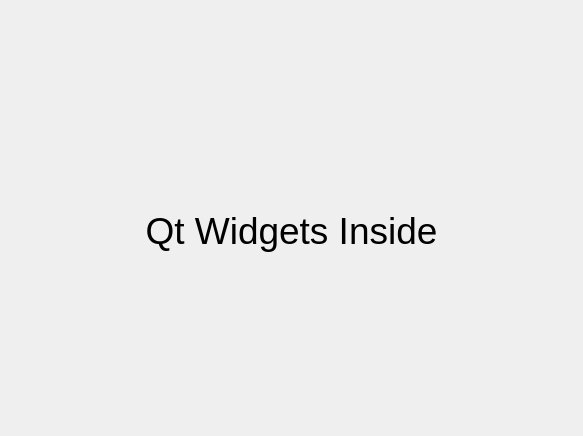
Before: the Qt Designer form StarRailToolDesktop/forms/MainWindow.ui in hajimeru/StarRailTool, drawn with Qt 5.
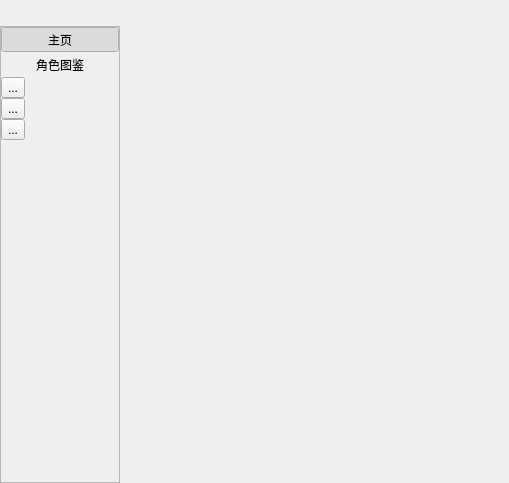
After: the same form once the commit is applied. Icons and pictures are not drawn.

Diff of the .ui file:
```diff
--- a/StarRailToolDesktop/forms/MainWindow.ui
+++ b/StarRailToolDesktop/forms/MainWindow.ui
@@ -6,8 +6,8 @@
    <rect>
     <x>0</x>
     <y>0</y>
-    <width>583</width>
-    <height>436</height>
+    <width>509</width>
+    <height>483</height>
    </rect>
   </property>
   <property name="styleSheet">
@@ -52,7 +52,7 @@
   color: &quot;#fefefe&quot;;
 }</string>
   </property>
-  <layout class="QGridLayout" name="gridLayout">
+  <layout class="QGridLayout" name="gridLayout_2">
    <property name="leftMargin">
     <number>0</number>
    </property>
@@ -69,6 +69,8 @@
     <number>0</number>
    </property>
    <item row="0" column="0">
+    <layout class="QHBoxLayout" name="horizontalLayout">
+     <item>
     <spacer name="horizontalSpacer">
      <property name="orientation">
       <enum>Qt::Horizontal</enum>
@@ -81,7 +83,85 @@
      </property>
     </spacer>
    </item>
-   <item row="0" column="3">
+     <item>
+      <widget class="QPushButton" name="minimizeButton">
+       <property name="sizePolicy">
+        <sizepolicy hsizetype="Fixed" vsizetype="Fixed">
+         <horstretch>0</horstretch>
+         <verstretch>0</verstretch>
+        </sizepolicy>
+       </property>
+       <property name="minimumSize">
+        <size>
+         <width>45</width>
+         <height>26</height>
+        </size>
+       </property>
+       <property name="maximumSize">
+        <size>
+         <width>45</width>
+         <height>26</height>
+        </size>
+       </property>
+       <property name="focusPolicy">
+        <enum>Qt::NoFocus</enum>
+       </property>
+       <property name="contextMenuPolicy">
+        <enum>Qt::NoContextMenu</enum>
+       </property>
+       <property name="toolTip">
+        <string>Minimize</string>
+       </property>
+       <property name="icon">
+        <iconset resource="../StarRailToolDesktop.qrc">
+         <normaloff>:/asset/icon/minimize-button1.png</normaloff>:/asset/icon/minimize-button1.png</iconset>
+       </property>
+       <property name="iconSize">
+        <size>
+         <width>34</width>
+         <height>26</height>
+        </size>
+       </property>
+      </widget>
+     </item>
+     <item>
+      <widget class="QPushButton" name="maximizeButton">
+       <property name="sizePolicy">
+        <sizepolicy hsizetype="Fixed" vsizetype="Fixed">
+         <horstretch>0</horstretch>
+         <verstretch>0</verstretch>
+        </sizepolicy>
+       </property>
+       <property name="minimumSize">
+        <size>
+         <width>45</width>
+         <height>26</height>
+        </size>
+       </property>
+       <property name="maximumSize">
+        <size>
+         <width>45</width>
+         <height>26</height>
+        </size>
+       </property>
+       <property name="focusPolicy">
+        <enum>Qt::NoFocus</enum>
+       </property>
+       <property name="contextMenuPolicy">
+        <enum>Qt::NoContextMenu</enum>
+       </property>
+       <property name="toolTip">
+        <string>Maximize</string>
+       </property>
+       <property name="iconSize">
+        <size>
+         <width>34</width>
+         <height>26</height>
+        </size>
+       </property>
+      </widget>
+     </item>
+     <item>
     <widget class="QPushButton" name="closeButton">
      <property name="sizePolicy">
       <sizepolicy hsizetype="Fixed" vsizetype="Fixed">
@@ -110,6 +190,10 @@
      <property name="toolTip">
       <string>Close</string>
      </property>
+       <property name="icon">
+        <iconset resource="../StarRailToolDesktop.qrc">
+         <normaloff>:/asset/icon/close-button1.png</normaloff>:/asset/icon/close-button1.png</iconset>
+       </property>
      <property name="iconSize">
       <size>
        <width>34</width>
@@ -118,95 +202,274 @@
      </property>
     </widget>
    </item>
+    </layout>
+   </item>
+   <item row="1" column="0">
+    <layout class="QGridLayout" name="gridLayout">
+     <property name="spacing">
+      <number>0</number>
+     </property>
    <item row="0" column="2">
-    <widget class="QPushButton" name="maximizeButton">
+      <widget class="QStackedWidget" name="stackedWidget"/>
+     </item>
+     <item row="0" column="0">
+      <widget class="QScrollArea" name="scrollArea">
      <property name="sizePolicy">
-      <sizepolicy hsizetype="Fixed" vsizetype="Fixed">
+        <sizepolicy hsizetype="Expanding" vsizetype="Expanding">
        <horstretch>0</horstretch>
        <verstretch>0</verstretch>
       </sizepolicy>
      </property>
      <property name="minimumSize">
       <size>
-       <width>45</width>
-       <height>26</height>
+         <width>120</width>
+         <height>0</height>
       </size>
      </property>
      <property name="maximumSize">
       <size>
-       <width>45</width>
-       <height>26</height>
-      </size>
-     </property>
-     <property name="focusPolicy">
-      <enum>Qt::NoFocus</enum>
-     </property>
-     <property name="contextMenuPolicy">
-      <enum>Qt::NoContextMenu</enum>
-     </property>
-     <property name="toolTip">
-      <string>Maximize</string>
-     </property>
-     <property name="iconSize">
+         <width>120</width>
+         <height>16777215</height>
+        </size>
+       </property>
+       <property name="styleSheet">
+        <string notr="true">QScrollBar:vertical
+{
+  width: 4px;
+  border:0px solid;
+  border-radius: 2px;
+  margin: 0px,0px,0px,0px;
+  background-color: transparent;
+  background:#F5F5F5;
+}
+ 
+QScrollBar:vertical:hover
+{
+  width: 4px;
+  border:0px solid;
+  margin: 0px,0px,0px,0px;
+  background:#F5F5F5;
+}
+ 
+QScrollBar::handle:vertical
+{
+  width:4px;
+  background:#E1E1E1;
+  border-radius: 2px;
+  height: 40px;
+  
+}
+ 
+QScrollBar::handle:vertical:hover
+{
+  background:#E1E1E1;
+  border-radius: 2px;
+}
+ 
+QScrollBar::add-line:vertical
+{
+  height:11px;
+  background-color: transparent;
+  subcontrol-position:bottom;
+  border:0px solid;
+  border-radius: 2px;
+ 
+}
+QScrollBar::sub-line:vertical
+{
+  height:11px;
+  background-color: transparent;
+  subcontrol-position:top;
+  border:0px solid;
+  border-radius: 2px;
+}
+ 
+QScrollBar::add-page:vertical
+{
+  background-color: #F5F5F5;
+  border:0px solid;
+  border-radius: 2px;
+}
+ 
+QScrollBar::sub-page:vertical
+{
+  background-color: #F5F5F5;
+  border:0px solid;
+  border-radius: 2px;
+}
+ 
+QScrollBar::up-arrow:vertical{
+  border:0px solid;
+  border-radius: 3px;
+}
+ 
+QScrollBar::down-arrow:vertical {
+  border:0px solid;
+  border-radius: 3px;
+}</string>
+       </property>
+       <property name="frameShape">
+        <enum>QFrame::StyledPanel</enum>
+       </property>
+       <property name="frameShadow">
+        <enum>QFrame::Sunken</enum>
+       </property>
+       <property name="lineWidth">
+        <number>0</number>
+       </property>
+       <property name="horizontalScrollBarPolicy">
+        <enum>Qt::ScrollBarAlwaysOff</enum>
+       </property>
+       <property name="widgetResizable">
+        <bool>true</bool>
+       </property>
+       <widget class="QWidget" name="scrollAreaWidgetContents">
+        <property name="geometry">
+         <rect>
+          <x>0</x>
+          <y>0</y>
+          <width>118</width>
+          <height>451</height>
+         </rect>
+        </property>
+        <property name="sizePolicy">
+         <sizepolicy hsizetype="Preferred" vsizetype="Preferred">
+          <horstretch>0</horstretch>
+          <verstretch>0</verstretch>
+         </sizepolicy>
+        </property>
+        <layout class="QVBoxLayout" name="verticalLayout_2">
+         <property name="spacing">
+          <number>0</number>
+         </property>
+         <property name="leftMargin">
+          <number>0</number>
+         </property>
+         <property name="topMargin">
+          <number>0</number>
+         </property>
+         <property name="rightMargin">
+          <number>0</number>
+         </property>
+         <property name="bottomMargin">
+          <number>0</number>
+         </property>
+         <item>
+          <widget class="QToolButton" name="toolButton">
+           <property name="sizePolicy">
+            <sizepolicy hsizetype="MinimumExpanding" vsizetype="Fixed">
+             <horstretch>0</horstretch>
+             <verstretch>0</verstretch>
+            </sizepolicy>
+           </property>
+           <property name="text">
+            <string>主页</string>
+           </property>
+           <property name="icon">
+            <iconset>
+             <normaloff>:/icon/asset/icon/maximize-button2.png</normaloff>:/icon/asset/icon/maximize-button2.png</iconset>
+           </property>
+           <property name="checkable">
+            <bool>true</bool>
+           </property>
+           <property name="checked">
+            <bool>true</bool>
+           </property>
+           <property name="autoExclusive">
+            <bool>true</bool>
+           </property>
+           <property name="toolButtonStyle">
+            <enum>Qt::ToolButtonTextBesideIcon</enum>
+           </property>
+           <property name="autoRaise">
+            <bool>true</bool>
+           </property>
+          </widget>
+         </item>
+         <item>
+          <widget class="QToolButton" name="toolButton2">
+           <property name="sizePolicy">
+            <sizepolicy hsizetype="MinimumExpanding" vsizetype="Fixed">
+             <horstretch>0</horstretch>
+             <verstretch>0</verstretch>
+            </sizepolicy>
+           </property>
+           <property name="text">
+            <string>角色图鉴</string>
+           </property>
+           <property name="icon">
+            <iconset>
+             <normaloff>:/icon/asset/icon/maximize-button2.png</normaloff>:/icon/asset/icon/maximize-button2.png</iconset>
+           </property>
+           <property name="checkable">
+            <bool>true</bool>
+           </property>
+           <property name="autoExclusive">
+            <bool>true</bool>
+           </property>
+           <property name="toolButtonStyle">
+            <enum>Qt::ToolButtonTextBesideIcon</enum>
+           </property>
+           <property name="autoRaise">
+            <bool>true</bool>
+           </property>
+          </widget>
+         </item>
+         <item>
+          <widget class="QToolButton" name="toolButton_3">
+           <property name="text">
+            <string>...</string>
+           </property>
+          </widget>
+         </item>
+         <item>
+          <widget class="QToolButton" name="toolButton_4">
+           <property name="text">
+            <string>...</string>
+           </property>
+          </widget>
+         </item>
+         <item>
+          <widget class="QToolButton" name="toolButton_5">
+           <property name="text">
+            <string>...</string>
+           </property>
+          </widget>
+         </item>
+         <item>
+          <spacer name="verticalSpacer">
+           <property name="orientation">
+            <enum>Qt::Vertical</enum>
+           </property>
+           <property name="sizeHint" stdset="0">
       <size>
-       <width>34</width>
-       <height>26</height>
-      </size>
-     </property>
+             <width>20</width>
+             <height>40</height>
+            </size>
+           </property>
+          </spacer>
+         </item>
+        </layout>
+       </widget>
     </widget>
    </item>
    <item row="0" column="1">
-    <widget class="QPushButton" name="minimizeButton">
-     <property name="sizePolicy">
-      <sizepolicy hsizetype="Fixed" vsizetype="Fixed">
-       <horstretch>0</horstretch>
-       <verstretch>0</verstretch>
-      </sizepolicy>
-     </property>
-     <property name="minimumSize">
-      <size>
-       <width>45</width>
-       <height>26</height>
-      </size>
-     </property>
-     <property name="maximumSize">
+      <spacer name="horizontalSpacer_2">
+       <property name="orientation">
+        <enum>Qt::Horizontal</enum>
+       </property>
+       <property name="sizeType">
+        <enum>QSizePolicy::Fixed</enum>
+       </property>
+       <property name="sizeHint" stdset="0">
       <size>
-       <width>45</width>
-       <height>26</height>
-      </size>
-     </property>
-     <property name="focusPolicy">
-      <enum>Qt::NoFocus</enum>
-     </property>
-     <property name="contextMenuPolicy">
-      <enum>Qt::NoContextMenu</enum>
-     </property>
-     <property name="toolTip">
-      <string>Minimize</string>
-     </property>
-     <property name="iconSize">
-      <size>
-       <width>34</width>
-       <height>26</height>
-      </size>
-     </property>
-    </widget>
-   </item>
-   <item row="1" column="0" colspan="4">
-    <widget class="QLabel" name="label">
-     <property name="font">
-      <font>
-       <family>Arial</family>
-       <pointsize>28</pointsize>
-      </font>
-     </property>
-     <property name="text">
-      <string>Qt Widgets Inside</string>
-     </property>
-     <property name="alignment">
-      <set>Qt::AlignCenter</set>
-     </property>
-    </widget>
+         <width>0</width>
+         <height>20</height>
+        </size>
+       </property>
+      </spacer>
+     </item>
+    </layout>
    </item>
   </layout>
  </widget>
```
Lines whose indentation alone changed are shown as unchanged.
